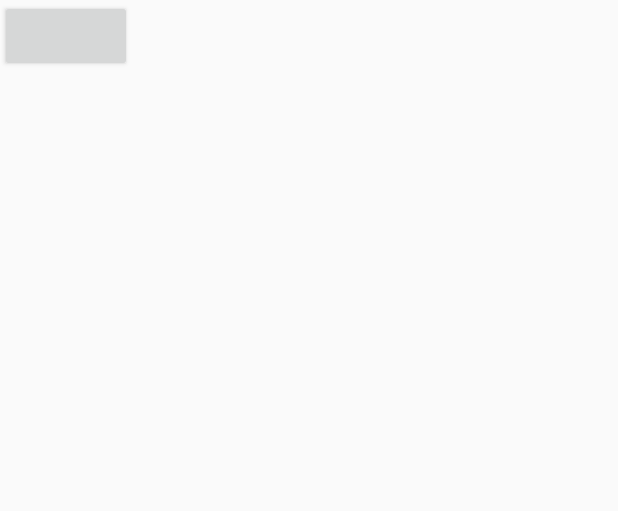
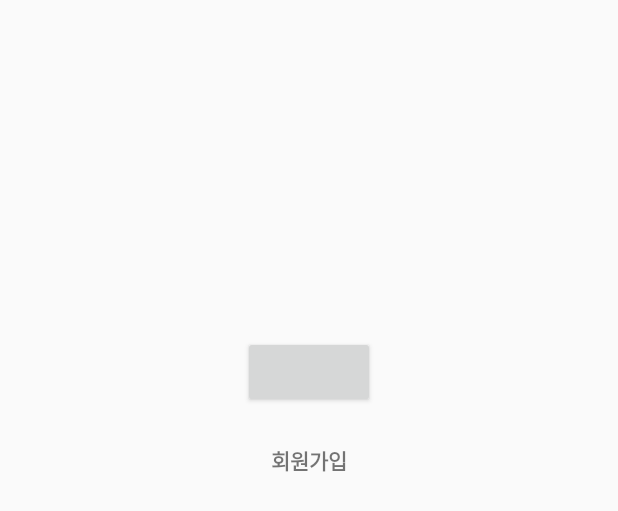
Before and after one commit to sweetpotatocatT/hwagaeJangteo1, an Android app: the layout content_login.xml on its own in the app's theme, with its tools: preview values and no code run, on a phone screen of 412 x 824 dp. Shown: the top 511 px of the screen. Run offline under Robolectric (Android 15) with nearby library versions, the phone set to English and light mode, and no system bars; plain views replace LoginButton.

Commit message:
FaceBook peristalsis Login/ 2018_08_07_17:09

```diff
--- a/app/src/main/res/layout/content_login.xml
+++ b/app/src/main/res/layout/content_login.xml
@@ -14,7 +14,22 @@
         android:layout_width="wrap_content"
         android:layout_height="wrap_content"
         android:layout_gravity="center_horizontal"
-        android:layout_marginTop="30dp"
-        android:layout_marginBottom="30dp" />
+        android:layout_marginTop="224dp"
+        app:layout_constraintEnd_toEndOf="parent"
+        app:layout_constraintStart_toStartOf="parent"
+        app:layout_constraintTop_toTopOf="parent" />
+
+    <TextView
+        android:id="@+id/tvJoinus"
+        android:layout_width="wrap_content"
+        android:layout_height="wrap_content"
+        android:layout_marginTop="24dp"
+        android:clickable="true"
+        android:onClick="JoinUs"
+        android:text="회원가입"
+        android:textStyle="bold"
+        app:layout_constraintEnd_toEndOf="parent"
+        app:layout_constraintStart_toStartOf="parent"
+        app:layout_constraintTop_toBottomOf="@+id/login_button" />
 
 </android.support.constraint.ConstraintLayout>
--- a/app/src/main/res/values/strings.xml
+++ b/app/src/main/res/values/strings.xml
@@ -2,8 +2,8 @@
     <string name="app_name">hwagae</string>
     <string name="action_settings">Settings</string>
     <!-- Facebook application ID and custom URL scheme (app ID prefixed by 'fb'). -->
-    <string name="facebook_application_id" translatable="false">YOUR_APP_ID</string>
-    <string name="facebook_login_protocol_scheme" translatable="false">fbYOUR_APP_ID</string>
+    <string name="facebook_application_id" translatable="false">1212721358868606</string>
+    <string name="facebook_login_protocol_scheme" translatable="false">fb1212721358868606</string>
     <string name="title_activity_login">LoginActivity</string>
     <string name="facebook_app_id">1212721358868606</string>
     <string name="fb_login_protocol_scheme">fb1212721358868606</string>
```
Also changed, not shown: app/src/main/AndroidManifest.xml (+16 -13 lines), app/src/main/java/www/hwagae/com/hwagae/LoginActivity.java (+38 -27 lines), app/src/main/java/www/hwagae/com/hwagae/PreLoginActivity.java (added, +15 -0 lines), app/src/main/res/layout/activity_pre_login.xml (added, +29 -0 lines).
